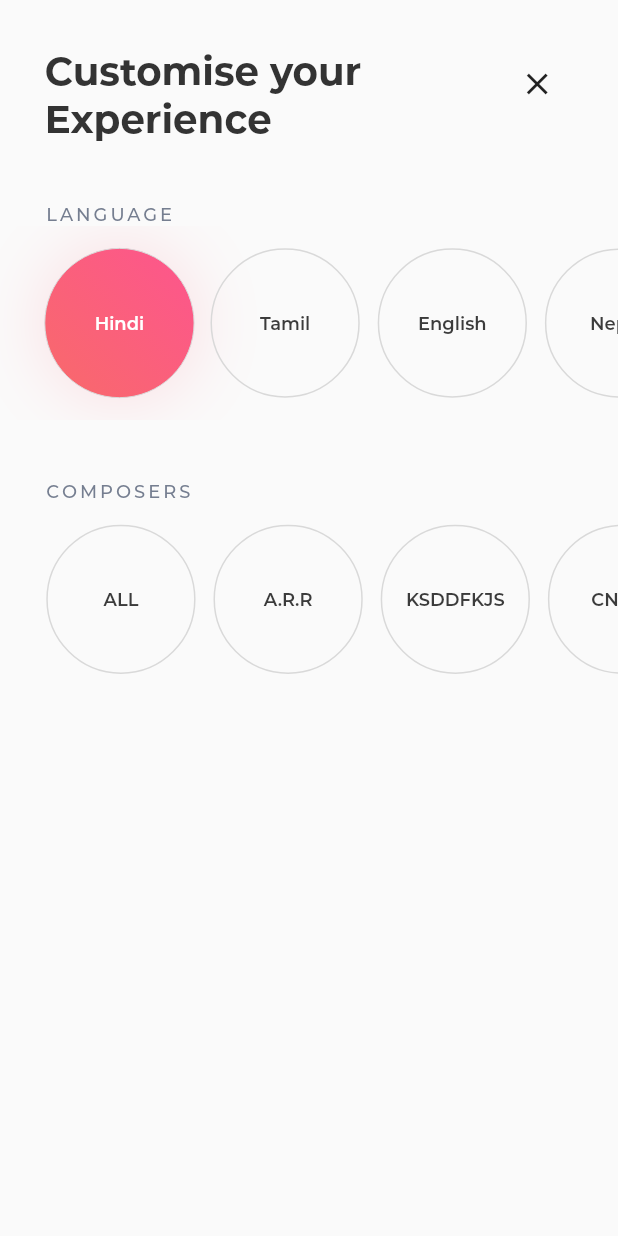
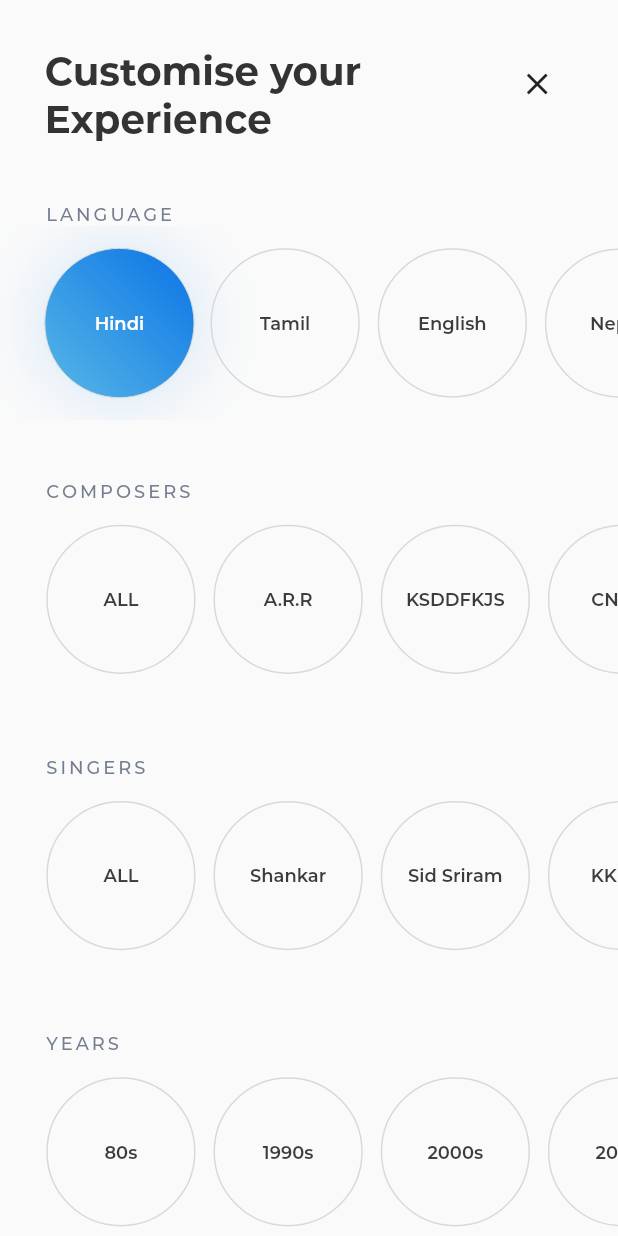
Before and after one commit to kirandroid/Muze, a Flutter app: the screen it shows after launch, on a phone screen of 412 x 824 dp. Run offline on Flutter 3.47's test engine with Material 2 defaults, Android fonts, the phone set to English and light mode, and no system bars; our stand-ins replace flutter_screenutil.

Commit message:
Fixed Gradient issue in onboarding screen

```diff
--- a/lib/screens/onboarding/pages/customize_screen.dart
+++ b/lib/screens/onboarding/pages/customize_screen.dart
@@ -2,7 +2,6 @@ import 'package:flutter/material.dart';
 import 'package:flutter/services.dart';
 import 'package:flutter_screenutil/flutter_screenutil.dart';
 import 'package:muze/screens/onboarding/widgets/option.dart';
-import 'package:muze/screens/onboarding/widgets/selection_widget.dart';
 import 'package:muze/utils/colors.dart';
 import 'package:muze/utils/sizes.dart';
 import 'package:muze/utils/text_style.dart';
@@ -21,6 +20,14 @@ class _CustomizeScreenState extends State<CustomizeScreen> {
     {
       "title": "COMPOSERS",
       "options": ["ALL", "A.R.R", "KSDDFKJS", "CNSDJ"]
+    },
+    {
+      "title": "SINGERS",
+      "options": ["ALL", "Shankar", "Sid Sriram", "KKIIRR"]
+    },
+    {
+      "title": "YEARS",
+      "options": ["80s", "1990s", "2000s", "2020s"]
     },
   ];
 
@@ -63,21 +70,6 @@ class _CustomizeScreenState extends State<CustomizeScreen> {
                 ],
               ),
             ),
-            // Column(
-            //     children: titles
-            //         .asMap()
-            //         .map((i, item) => MapEntry(
-            //             i,
-            //             SelectionWidget(
-            //               widgetTitle: item["title"],
-            //               itemList: item["options"],
-            //               onPressed: () {
-            //                 print("test $i");
-            //               },
-            //             )))
-            //         .values
-            //         .toList())
-
             Column(
                 children: titles
                     .asMap()
@@ -115,14 +107,16 @@ class _CustomizeScreenState extends State<CustomizeScreen> {
                                                 selectedParentOption = i;
                                                 selectedChildOption = index;
                                               });
-                                              print(
-                                                  "Clicked Parent Index $i of Children Index $index");
                                             },
                                             value: selectedChildOption ==
                                                         index &&
                                                     selectedParentOption == i
                                                 ? true
                                                 : false,
+                                            parentIndex:
+                                                i >= UIColors.gradient.length
+                                                    ? 0
+                                                    : i,
                                           ),
                                         );
                                       } else {
@@ -135,11 +129,17 @@ class _CustomizeScreenState extends State<CustomizeScreen> {
                                             });
                                             print(
                                                 "Clicked Parent Index $i of Children Index $index");
+                                            print(
+                                                "Gradient length = ${UIColors.gradient.length}");
                                           },
                                           value: selectedChildOption == index &&
                                                   selectedParentOption == i
                                               ? true
                                               : false,
+                                          parentIndex:
+                                              i >= UIColors.gradient.length
+                                                  ? 0
+                                                  : i,
                                         );
                                       }
                                     }),
--- a/lib/screens/onboarding/widgets/option.dart
+++ b/lib/screens/onboarding/widgets/option.dart
@@ -7,8 +7,9 @@ class Option extends StatefulWidget {
   String optionName;
   VoidCallback onPressed;
   bool value;
+  int parentIndex;
 
-  Option({this.onPressed, this.optionName, this.value});
+  Option({this.onPressed, this.optionName, this.value, this.parentIndex});
 
   @override
   _OptionState createState() => _OptionState();
@@ -29,14 +30,14 @@ class _OptionState extends State<Option> {
                     begin: Alignment.bottomLeft,
                     end: Alignment.topRight,
                     colors: [
-                        UIColors.gradient_2_2,
-                        UIColors.gradient_2_1,
+                        UIColors.gradient[widget.parentIndex]["gradient1"],
+                        UIColors.gradient[widget.parentIndex]["gradient2"]
                       ])
                 : null,
             boxShadow: [
               BoxShadow(
                 color: widget.value
-                    ? UIColors.gradient_2_shadow
+                    ? UIColors.gradient[widget.parentIndex]["gradientShadow"]
                     : Colors.transparent,
                 blurRadius: 40.0,
               )
--- a/lib/utils/colors.dart
+++ b/lib/utils/colors.dart
@@ -19,11 +19,26 @@ class UIColors {
   static const Color gradient_2_2 = Color(0xFFF86A6A);
   static Color gradient_2_shadow = Color.fromRGBO(250, 98, 119, 0.2);
 
-  // static const Color gradient_1_1 = Color(0xFF0A74E6);
-  // static const Color gradient_1_2 = Color(0xFF58B7E6);
-  // static Color gradient_1_shadow = Color.fromRGBO(35, 138, 230, 0.2);
-
-  // static const Color gradient_1_1 = Color(0xFF0A74E6);
-  // static const Color gradient_1_2 = Color(0xFF58B7E6);
-  // static Color gradient_1_shadow = Color.fromRGBO(35, 138, 230, 0.2);
+  static List gradient = [
+    {
+      "gradient1": Color(0xFF58B7E6),
+      "gradient2": Color(0xFF0A74E6),
+      "gradientShadow": Color.fromRGBO(35, 138, 230, 0.2)
+    },
+    {
+      "gradient1": Color(0xFFF86A6A),
+      "gradient2": Color(0xFFFD558E),
+      "gradientShadow": Color.fromRGBO(250, 98, 119, 0.2)
+    },
+    {
+      "gradient1": Color(0xFF2FB2D8),
+      "gradient2": Color(0xFF2CE487),
+      "gradientShadow": Color.fromRGBO(45, 203, 1740, 0.2)
+    },
+    {
+      "gradient1": Color(0xFFFFA24F),
+      "gradient2": Color(0xFFFF5B1C),
+      "gradientShadow": Color.fromRGBO(247, 114, 48, 0.2)
+    }
+  ];
 }
```
Also changed, not shown: lib/screens/onboarding/widgets/selection_widget.dart (deleted, +0 -105 lines).
